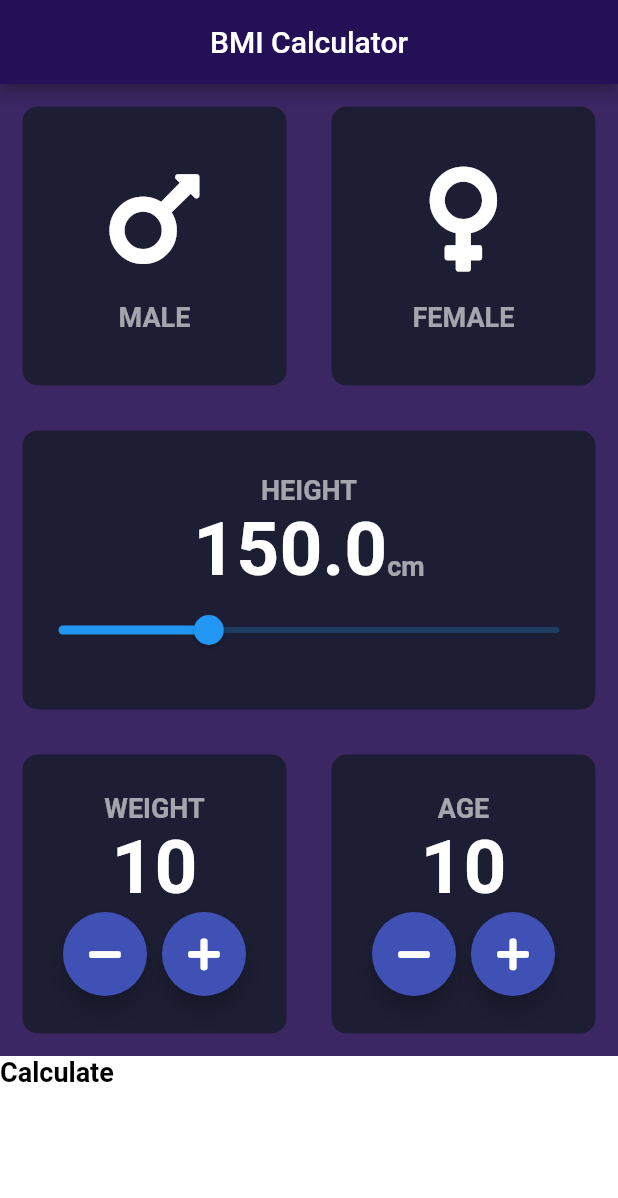
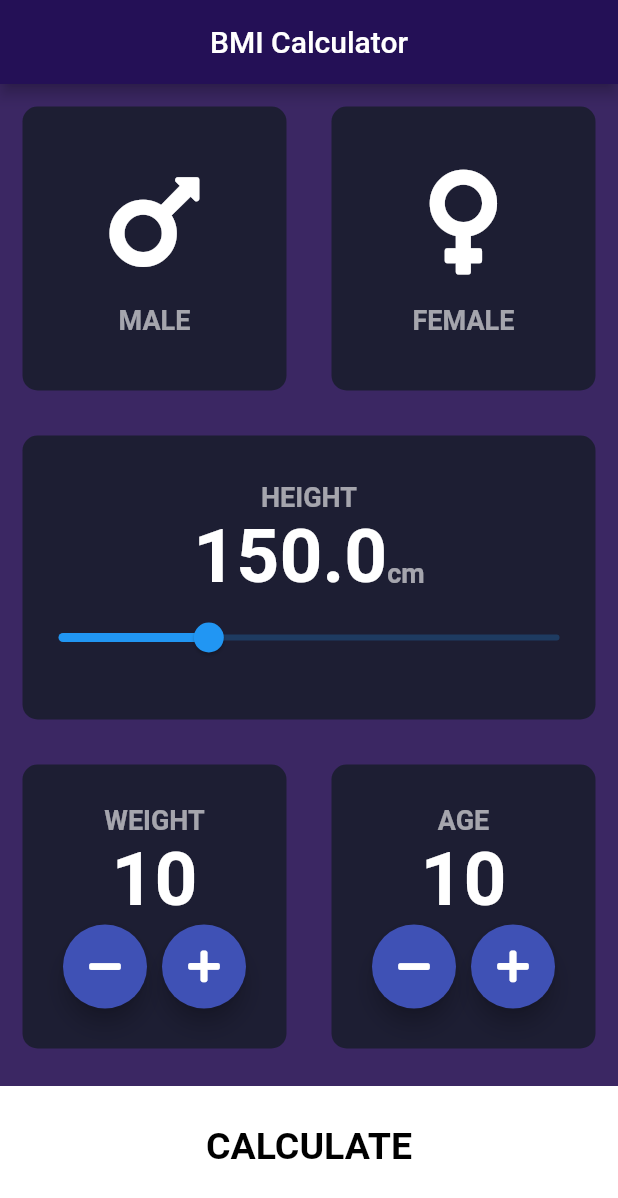
Before and after one commit to prokawsar/flutter-bmi, a Flutter app: the screen it shows after launch, on a phone screen of 412 x 824 dp. Shown: the top 1198 px of the screen. Run offline on Flutter 3.47's test engine with Material 2 defaults, Android fonts, the phone set to English and light mode, and no system bars; our stand-ins replace font_awesome_flutter.

```diff
--- /dev/null
+++ b/lib/components/bottom_button.dart
@@ -0,0 +1,29 @@
+import 'package:flutter/material.dart';
+
+class BottomButton extends StatelessWidget {
+  const BottomButton({@required this.onTap, @required this.text});
+
+  final String? text;
+  final VoidCallback? onTap;
+
+  @override
+  Widget build(BuildContext context) {
+    return GestureDetector(
+      onTap: onTap,
+      child: Container(
+        child: Center(
+          child: Text(
+            text!,
+            style: const TextStyle(
+                color: Colors.black, fontSize: 25, fontWeight: FontWeight.bold),
+          ),
+        ),
+        height: 100,
+        width: double.infinity,
+        margin: const EdgeInsets.only(top: 10.0),
+        padding: const EdgeInsets.only(bottom: 20.0),
+        decoration: const BoxDecoration(color: Colors.white),
+      ),
+    );
+  }
+}
--- a/lib/input.dart
+++ b/lib/input.dart
@@ -1,7 +1,8 @@
 import 'package:flutter/material.dart';
 import 'package:font_awesome_flutter/font_awesome_flutter.dart';
 
-import 'components/RoundButton.dart';
+import 'components/bottom_button.dart';
+import 'components/round_button.dart';
 import 'constants.dart';
 import 'icon_content.dart';
 import 'reusable_card.dart';
@@ -213,25 +214,16 @@ class _InputState extends State<Input> {
               ],
             ),
           ),
-          GestureDetector(
-            onTap: () {
-              print("hello");
-              Navigator.push(context,
-                  MaterialPageRoute(builder: (context) => const ResultPage()));
-            },
-            child: Container(
-              child: const Text(
-                'Calculate',
-                style: TextStyle(
-                    color: Colors.black,
-                    fontSize: 18,
-                    fontWeight: FontWeight.bold),
-              ),
-              height: 120,
-              width: double.infinity,
-              decoration: const BoxDecoration(color: Colors.white),
-            ),
-          )
+          BottomButton(
+              text: 'CALCULATE',
+              onTap: () {
+                Navigator.push(
+                  context,
+                  MaterialPageRoute(
+                    builder: (context) => const ResultPage(),
+                  ),
+                );
+              })
         ],
       ),
     );
```
Also changed, not shown: lib/screens/result_page.dart (+60 -1 lines), lib/components/round_button.dart (renamed from lib/components/RoundButton.dart).
